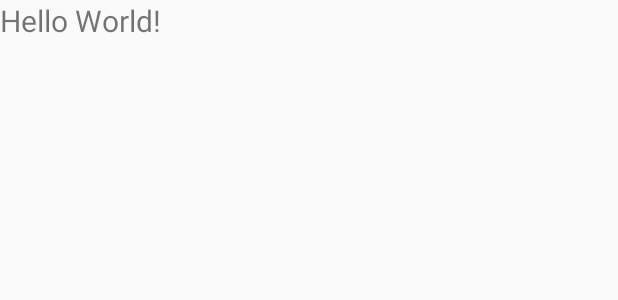
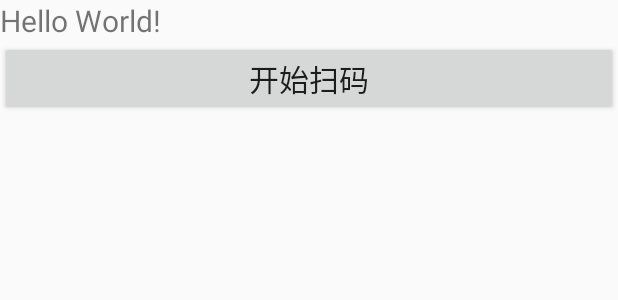
Before and after one commit to flying-vip-521/decode_sdk, an Android app: the layout activity_main.xml on its own in the app's theme, with its tools: preview values and no code run, on a phone screen of 412 x 824 dp. Shown: the top 300 px of the screen. Run offline under Robolectric (Android 15) with nearby library versions, the phone set to English and light mode, and no system bars.

Commit message:
代码优化

```diff
--- a/app/src/main/res/layout/activity_main.xml
+++ b/app/src/main/res/layout/activity_main.xml
@@ -9,8 +9,17 @@
     <TextView
         android:id="@+id/decode_result"
         android:layout_width="wrap_content"
-        android:textSize="30px"
         android:layout_height="wrap_content"
-        android:text="Hello World!" />
+        android:text="Hello World!"
+        android:textSize="30px" />
+
+    <Button
+        android:id="@+id/start"
+        android:layout_width="match_parent"
+        android:layout_height="wrap_content"
+        android:layout_gravity="bottom"
+        android:gravity="center"
+        android:text="开始扫码"
+        android:textSize="30px" />
 
 </LinearLayout>
--- a/scan/src/main/java/android_serialport_api/SerialPort.java
+++ b/scan/src/main/java/android_serialport_api/SerialPort.java
@@ -16,10 +16,8 @@ public class SerialPort extends ISerialPort {
     public static final int S_1 = 1;
 
 
-    public SerialPort() throws SecurityException, IOException {
-        powerOn();
+    public SerialPort() {
         mFd = open(new File("/dev/ttyS0").getAbsolutePath(), 115200, D_8, P_NONE, S_1, 0);
-        initStream();
     }
 
     @Override
--- a/scan/src/main/java/com/serialport/SerialPort.java
+++ b/scan/src/main/java/com/serialport/SerialPort.java
@@ -17,7 +17,7 @@ public class SerialPort extends ISerialPort {
     private String IO_CS1 = "/proc/jbcommon/gpio_control/UART3_SEL1";// B默认值：1，其他值无效
     private String POWER = "/proc/jbcommon/gpio_control/ICCard_CTL";// 默认值：1，其他值无效
 
-    public SerialPort() throws SecurityException, IOException {
+    public SerialPort() {
         try {
             if (Build.PRODUCT.equals("JP762AC")) {
                 mFd = open("/dev/ttyS3", 115200, 0);
@@ -25,11 +25,9 @@ public class SerialPort extends ISerialPort {
             } else {
                 mFd = open("/dev/ttyS2", 115200, 0);
             }
-
         } catch (Exception e) {
             e.printStackTrace();
         }
-        initStream();
     }
 
     @Override
```
Also changed, not shown: app/src/main/java/com/tencent/wx/ui/MainActivity.java (+17 -0 lines), scan/src/main/java/com/scan/ISerialPort.java (+13 -9 lines), scan/src/main/java/com/scan/Scanner.java (+39 -16 lines).
